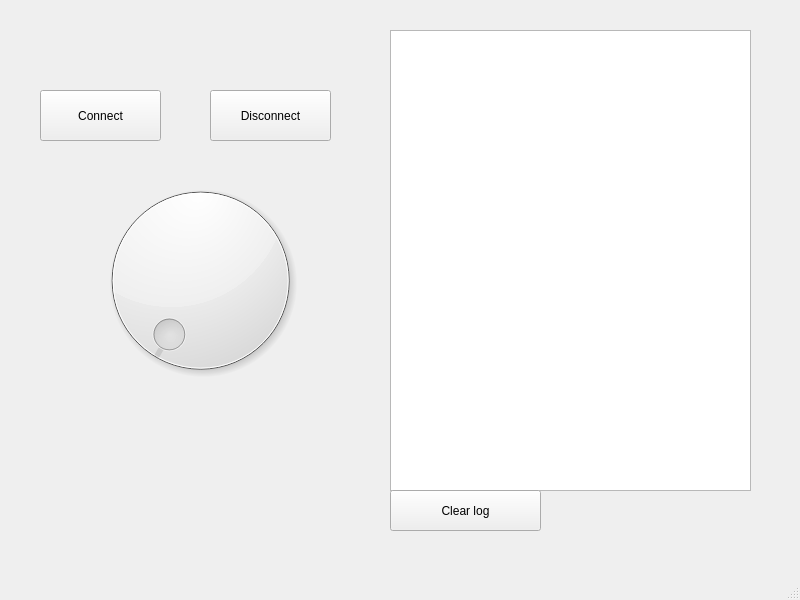
Qt form Control.ui (thekonon/WritingRobot) before a commit.
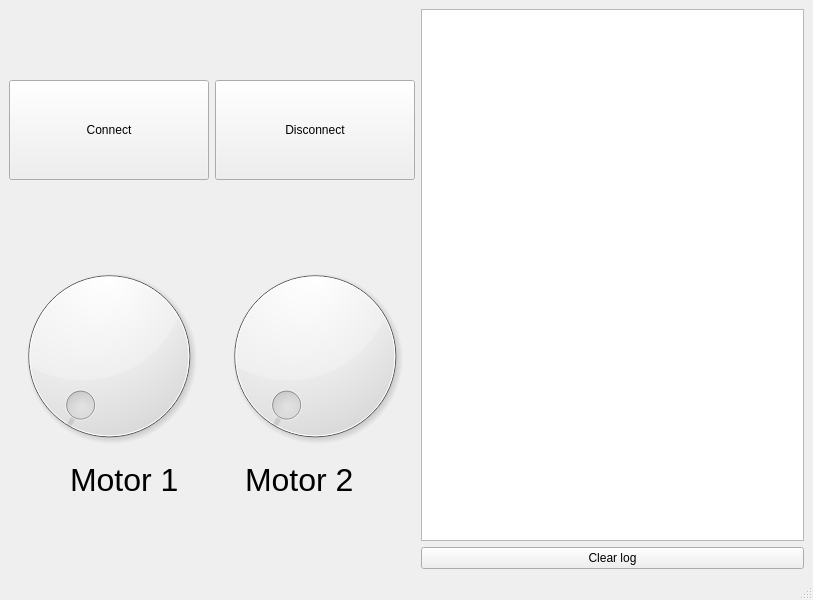
The same form after that commit.

Commit message: - Added second dial - Calculation moved to _calculations.py

What changed in the file:
```diff
--- a/Control.ui
+++ b/Control.ui
@@ -6,7 +6,7 @@
    <rect>
     <x>0</x>
     <y>0</y>
-    <width>800</width>
+    <width>813</width>
     <height>600</height>
    </rect>
   </property>
@@ -14,71 +14,195 @@
    <string>MainWindow</string>
   </property>
   <widget class="QWidget" name="centralwidget">
-   <widget class="QDial" name="dialButton">
-    <property name="geometry">
-     <rect>
-      <x>80</x>
-      <y>170</y>
-      <width>241</width>
-      <height>221</height>
-     </rect>
-    </property>
-    <property name="maximum">
-     <number>990</number>
-    </property>
-    <property name="orientation">
-     <enum>Qt::Orientation::Horizontal</enum>
-    </property>
-   </widget>
-   <widget class="QTextBrowser" name="logWindow">
-    <property name="geometry">
-     <rect>
-      <x>390</x>
-      <y>30</y>
-      <width>361</width>
-      <height>461</height>
-     </rect>
-    </property>
-   </widget>
-   <widget class="QPushButton" name="connectButton">
-    <property name="geometry">
-     <rect>
-      <x>40</x>
-      <y>90</y>
-      <width>121</width>
-      <height>51</height>
-     </rect>
-    </property>
-    <property name="text">
-     <string>Connect</string>
-    </property>
-   </widget>
-   <widget class="QPushButton" name="pushButton">
-    <property name="geometry">
-     <rect>
-      <x>390</x>
-      <y>490</y>
-      <width>151</width>
-      <height>41</height>
-     </rect>
-    </property>
-    <property name="text">
-     <string>Clear log</string>
-    </property>
-   </widget>
-   <widget class="QPushButton" name="disconnectButton">
-    <property name="geometry">
-     <rect>
-      <x>210</x>
-      <y>90</y>
-      <width>121</width>
-      <height>51</height>
-     </rect>
-    </property>
-    <property name="text">
-     <string>Disconnect</string>
-    </property>
-   </widget>
+   <layout class="QHBoxLayout" name="horizontalLayout">
+    <item>
+     <layout class="QVBoxLayout" name="verticalLayout_2">
+      <property name="rightMargin">
+       <number>0</number>
+      </property>
+      <item>
+       <spacer name="verticalSpacer_2">
+        <property name="orientation">
+         <enum>Qt::Vertical</enum>
+        </property>
+        <property name="sizeHint" stdset="0">
+         <size>
+          <width>20</width>
+          <height>40</height>
+         </size>
+        </property>
+       </spacer>
+      </item>
+      <item>
+       <layout class="QHBoxLayout" name="horizontalLayout_2">
+        <item>
+         <widget class="QPushButton" name="connectButton">
+          <property name="minimumSize">
+           <size>
+            <width>100</width>
+            <height>100</height>
+           </size>
+          </property>
+          <property name="text">
+           <string>Connect</string>
+          </property>
+         </widget>
+        </item>
+        <item>
+         <widget class="QPushButton" name="disconnectButton">
+          <property name="minimumSize">
+           <size>
+            <width>100</width>
+            <height>100</height>
+           </size>
+          </property>
+          <property name="text">
+           <string>Disconnect</string>
+          </property>
+         </widget>
+        </item>
+       </layout>
+      </item>
+      <item>
+       <spacer name="verticalSpacer">
+        <property name="orientation">
+         <enum>Qt::Vertical</enum>
+        </property>
+        <property name="sizeHint" stdset="0">
+         <size>
+          <width>20</width>
+          <height>40</height>
+         </size>
+        </property>
+       </spacer>
+      </item>
+      <item>
+       <layout class="QHBoxLayout" name="horizontalLayout_3">
+        <item>
+         <widget class="QDial" name="dialButton">
+          <property name="minimumSize">
+           <size>
+            <width>200</width>
+            <height>200</height>
+           </size>
+          </property>
+          <property name="maximum">
+           <number>990</number>
+          </property>
+         </widget>
+        </item>
+        <item>
+         <widget class="QDial" name="dialButton_2">
+          <property name="minimumSize">
+           <size>
+            <width>200</width>
+            <height>200</height>
+           </size>
+          </property>
+          <property name="maximum">
+           <number>990</number>
+          </property>
+         </widget>
+        </item>
+       </layout>
+      </item>
+      <item>
+       <layout class="QHBoxLayout" name="horizontalLayout_4">
+        <item>
+         <spacer name="horizontalSpacer">
+          <property name="orientation">
+           <enum>Qt::Horizontal</enum>
+          </property>
+          <property name="sizeHint" stdset="0">
+           <size>
+            <width>40</width>
+            <height>20</height>
+           </size>
+          </property>
+         </spacer>
+        </item>
+        <item>
+         <widget class="QLabel" name="label">
+          <property name="font">
+           <font>
+            <pointsize>24</pointsize>
+           </font>
+          </property>
+          <property name="text">
+           <string>Motor 1</string>
+          </property>
+         </widget>
+        </item>
+        <item>
+         <spacer name="horizontalSpacer_3">
+          <property name="orientation">
+           <enum>Qt::Horizontal</enum>
+          </property>
+          <property name="sizeHint" stdset="0">
+           <size>
+            <width>40</width>
+            <height>20</height>
+           </size>
+          </property>
+         </spacer>
+        </item>
+        <item>
+         <widget class="QLabel" name="label_2">
+          <property name="font">
+           <font>
+            <pointsize>24</pointsize>
+           </font>
+          </property>
+          <property name="text">
+           <string>Motor 2</string>
+          </property>
+         </widget>
+        </item>
+        <item>
+         <spacer name="horizontalSpacer_2">
+          <property name="orientation">
+           <enum>Qt::Horizontal</enum>
+          </property>
+          <property name="sizeHint" stdset="0">
+           <size>
+            <width>40</width>
+            <height>20</height>
+           </size>
+          </property>
+         </spacer>
+        </item>
+       </layout>
+      </item>
+      <item>
+       <spacer name="verticalSpacer_3">
+        <property name="orientation">
+         <enum>Qt::Vertical</enum>
+        </property>
+        <property name="sizeHint" stdset="0">
+         <size>
+          <width>20</width>
+          <height>40</height>
+         </size>
+        </property>
+       </spacer>
+      </item>
+     </layout>
+    </item>
+    <item>
+     <layout class="QVBoxLayout" name="verticalLayout">
+      <item>
+       <widget class="QTextBrowser" name="logWindow"/>
+      </item>
+      <item>
+       <widget class="QPushButton" name="pushButton">
+        <property name="text">
+         <string>Clear log</string>
+        </property>
+       </widget>
+      </item>
+     </layout>
+    </item>
+   </layout>
   </widget>
   <widget class="QMenuBar" name="menubar">
    <property name="geometry">
```
Left out of the diff: 2 changed lines with no effect on the pictures. The commit also changes 4 other files.
